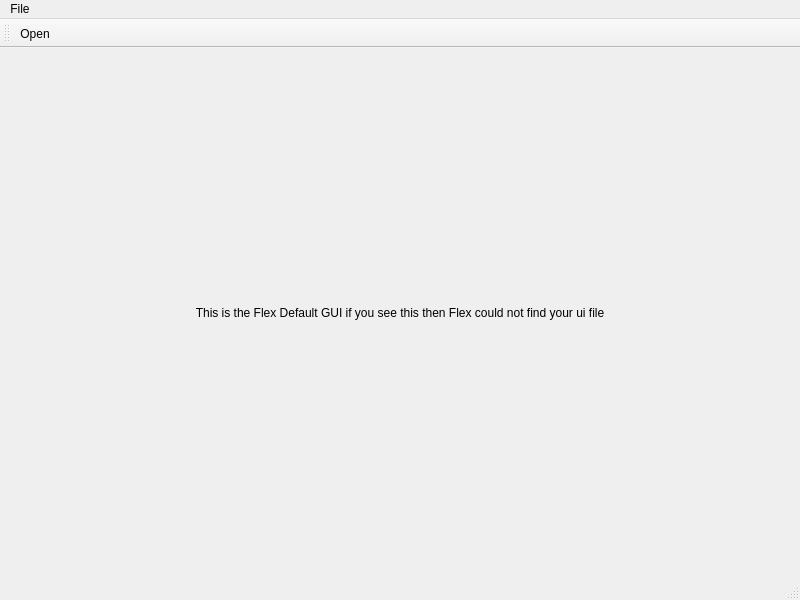
Before: the Qt Designer form flexgui/src/flex_default.ui in jethornton/flexgui, drawn with Qt 5.
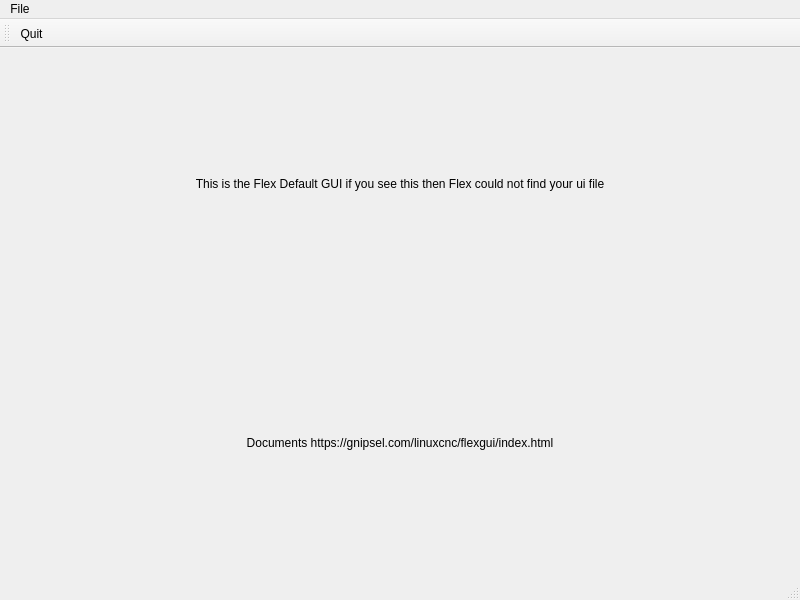
After: the same form once the commit is applied.

Patch:
```diff
--- a/flexgui/src/flex_default.ui
+++ b/flexgui/src/flex_default.ui
@@ -25,6 +25,16 @@
       </property>
      </widget>
     </item>
+    <item row="1" column="0">
+     <widget class="QLabel" name="label_2">
+      <property name="text">
+       <string>Documents https://gnipsel.com/linuxcnc/flexgui/index.html</string>
+      </property>
+      <property name="alignment">
+       <set>Qt::AlignCenter</set>
+      </property>
+     </widget>
+    </item>
    </layout>
   </widget>
   <widget class="QMenuBar" name="menubar">
@@ -40,7 +50,7 @@
     <property name="title">
      <string>File</string>
     </property>
-    <addaction name="actionOpen"/>
+    <addaction name="actionQuit"/>
    </widget>
    <addaction name="menuFile"/>
   </widget>
@@ -55,11 +65,11 @@
    <attribute name="toolBarBreak">
     <bool>false</bool>
    </attribute>
-   <addaction name="actionOpen"/>
+   <addaction name="actionQuit"/>
   </widget>
-  <action name="actionOpen">
+  <action name="actionQuit">
    <property name="text">
-    <string>Open</string>
+    <string>Quit</string>
    </property>
   </action>
  </widget>
```
